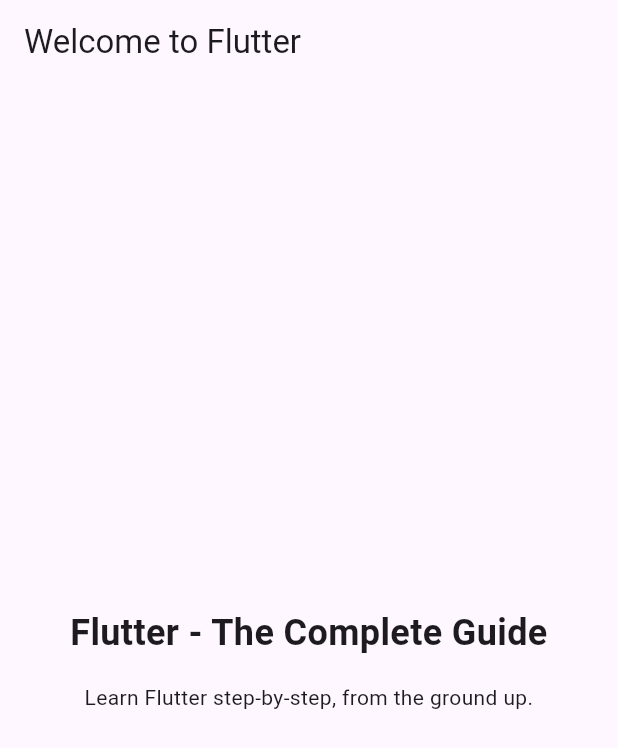
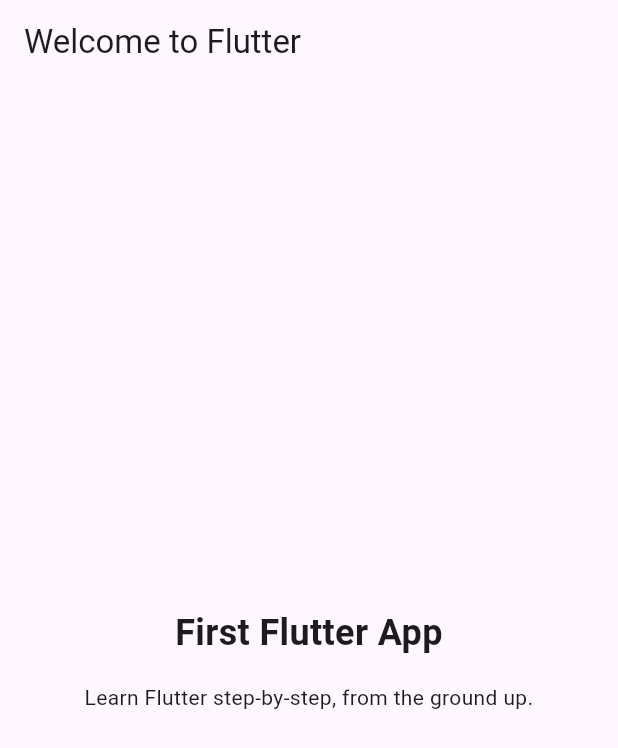
Before and after one commit to curtis-clement/first_flutter_app, a Flutter app: the screen it shows after launch, on a phone screen of 412 x 824 dp. Shown: the top 748 px of the screen. Run offline on Flutter 3.47's test engine with Material 3 defaults, Android fonts, the phone set to English and light mode, and no system bars.

Commit message:
update flutter text

```diff
--- a/lib/main.dart
+++ b/lib/main.dart
@@ -33,7 +33,7 @@ class MyApp extends StatelessWidget {
             crossAxisAlignment: CrossAxisAlignment.center,
             children: [
               Text(
-                'Flutter - The Complete Guide',
+                'First Flutter App',
                 textAlign: TextAlign.center,
                 style: TextStyle(
                   fontSize: 24,
```
